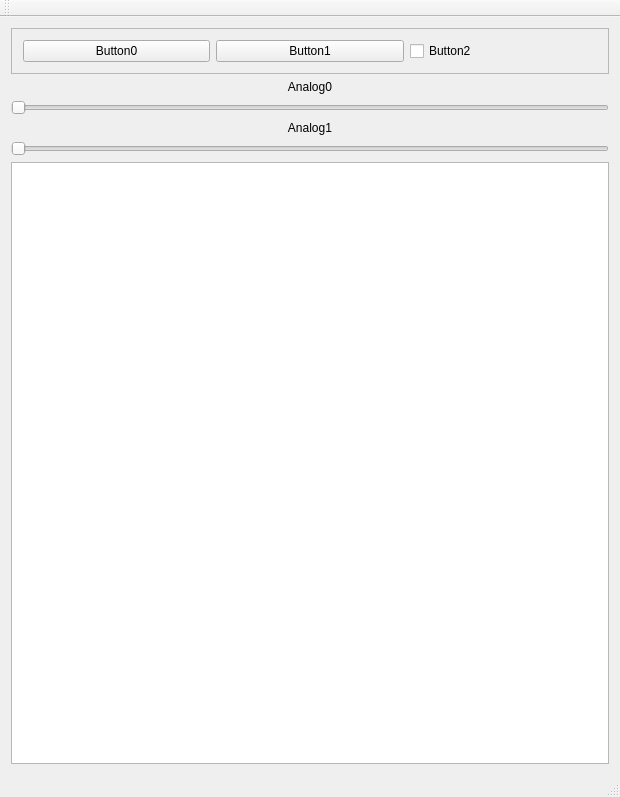
First picture: the form in mainwindow.ui, repository ReliaSolve/qt-vrpn-server, before the edit.
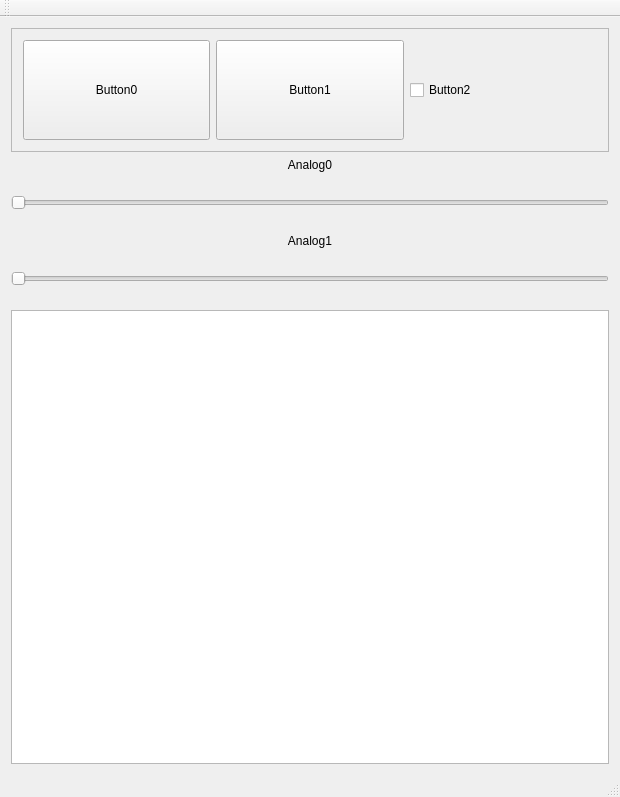
Second picture: the form after the edit.

Commit message: Making the buttons and sliders a minimum height.

The edit to the form file:
```diff
--- a/mainwindow.ui
+++ b/mainwindow.ui
@@ -26,6 +26,12 @@
       <layout class="QHBoxLayout" name="horizontalLayout">
        <item>
         <widget class="QPushButton" name="pushButton">
+         <property name="minimumSize">
+          <size>
+           <width>0</width>
+           <height>100</height>
+          </size>
+         </property>
          <property name="text">
           <string>Button0</string>
          </property>
@@ -33,6 +39,12 @@
        </item>
        <item>
         <widget class="QPushButton" name="pushButton_2">
+         <property name="minimumSize">
+          <size>
+           <width>0</width>
+           <height>100</height>
+          </size>
+         </property>
          <property name="text">
           <string>Button1</string>
          </property>
@@ -40,6 +52,12 @@
        </item>
        <item>
         <widget class="QCheckBox" name="checkBox">
+         <property name="minimumSize">
+          <size>
+           <width>0</width>
+           <height>100</height>
+          </size>
+         </property>
          <property name="text">
           <string>Button2</string>
          </property>
@@ -60,6 +78,12 @@
     </item>
     <item>
      <widget class="QSlider" name="horizontalSlider">
+      <property name="minimumSize">
+       <size>
+        <width>0</width>
+        <height>50</height>
+       </size>
+      </property>
       <property name="maximum">
        <number>100</number>
       </property>
@@ -80,6 +104,12 @@
     </item>
     <item>
      <widget class="QSlider" name="horizontalSlider_2">
+      <property name="minimumSize">
+       <size>
+        <width>0</width>
+        <height>50</height>
+       </size>
+      </property>
       <property name="maximum">
        <number>100</number>
       </property>
```
